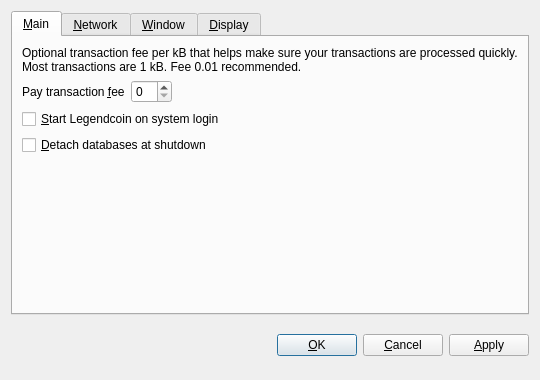
Before: the Qt Designer form src/qt/forms/optionsdialog.ui in solltex/Legendcoin, drawn with Qt 5.
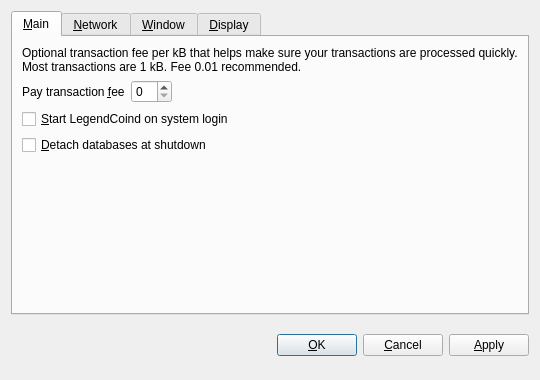
After: the same form once the commit is applied. Custom widgets are drawn as their Qt base class.

```diff
--- a/src/qt/forms/optionsdialog.ui
+++ b/src/qt/forms/optionsdialog.ui
@@ -82,7 +82,7 @@
           <string>Automatically start Legendcoin after logging in to the system.</string>
          </property>
          <property name="text">
-          <string>&amp;Start Legendcoin on system login</string>
+          <string>&amp;Start LegendCoind on system login</string>
          </property>
         </widget>
        </item>
```
Left out of the diff: 10 changed lines with no effect on the pictures.
